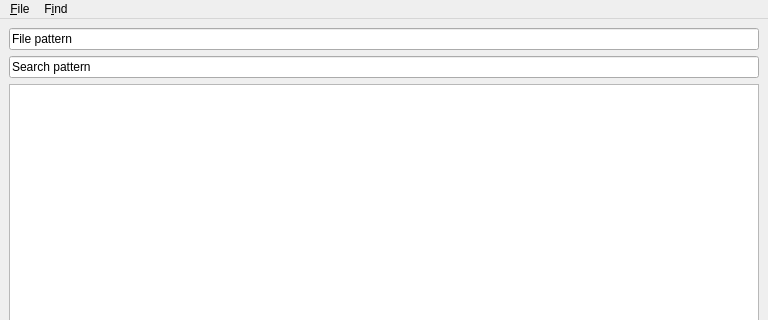
Old version of the form gui/yapgrep.ui in the repository CraigDawson/yapygrep; both pictures show x 0 to 768 and y 0 to 320 of the 768 by 649 pixel window.
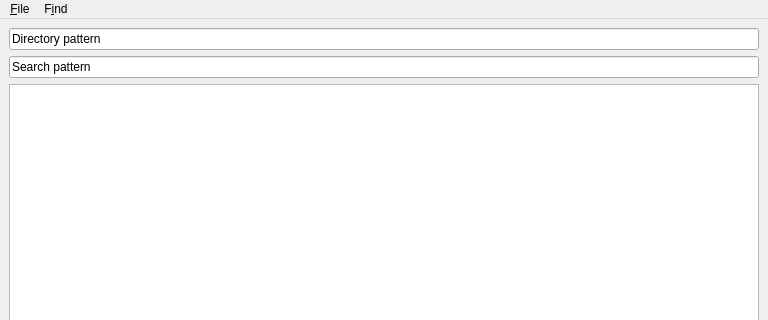
New version of the form.

Commit message: mob programming for 12/13/2017

```diff
--- a/gui/yapgrep.ui
+++ b/gui/yapgrep.ui
@@ -18,7 +18,7 @@
     <item row="0" column="0">
      <widget class="QLineEdit" name="lineEdit">
       <property name="text">
-       <string>File pattern</string>
+       <string>Directory pattern</string>
       </property>
      </widget>
     </item>
```
The commit also changes 2 other files.
